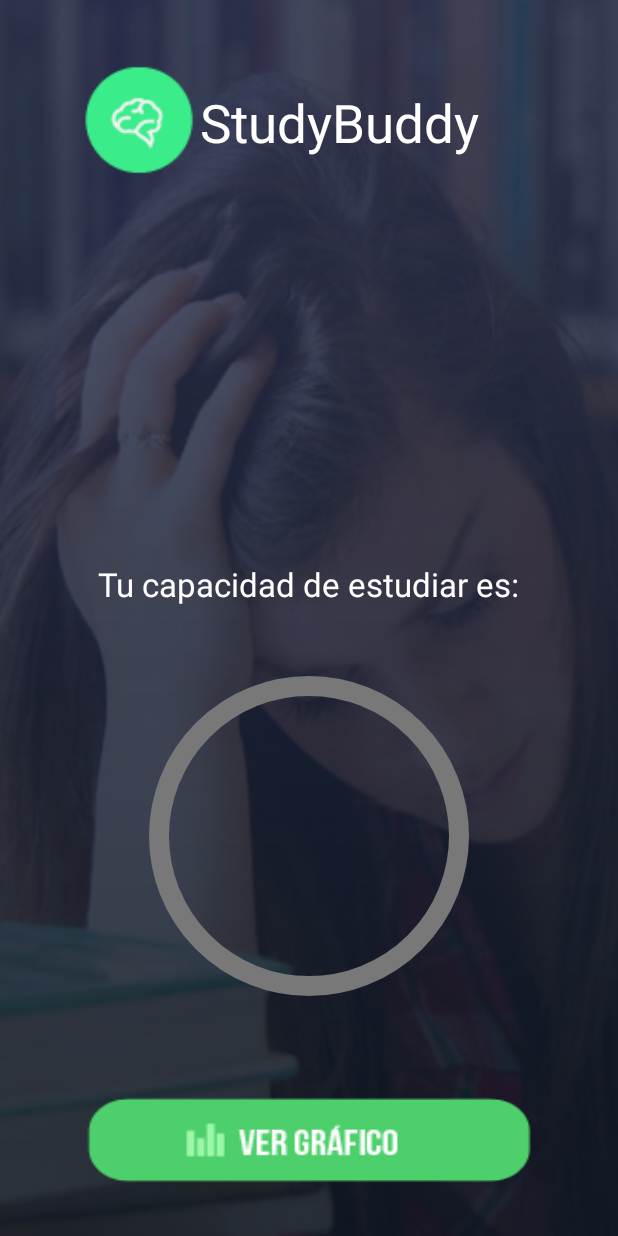
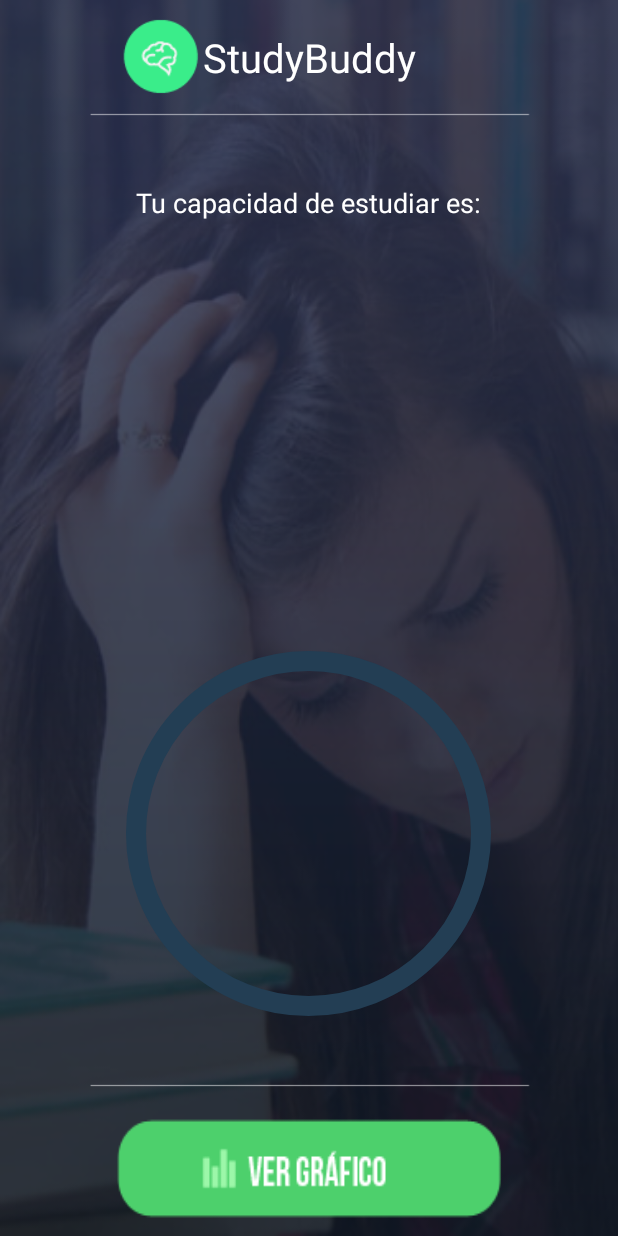
Before and after one commit to jpknap/Android_NeuroMarketing, an Android app: the layout leyendo.xml on its own in the app's theme, with its tools: preview values and no code run, on a phone screen of 412 x 824 dp. Run offline under Robolectric (Android 15) with nearby library versions, the phone set to English and light mode, and no system bars.

Commit message:
Pantalla leyendo listo!

```diff
--- a/app/src/main/res/layout/leyendo.xml
+++ b/app/src/main/res/layout/leyendo.xml
@@ -10,15 +10,15 @@
     tools:context=".HelloEEGActivity">
 
     <Button
-        android:layout_width="300dip"
-        android:layout_height="60dip"
+        android:layout_width="260dip"
+        android:layout_height="70dip"
         android:id="@+id/button"
         android:onClick="llamarGrafico"
-        android:layout_marginBottom="34dp"
         android:background="@drawable/botongraficotexto"
+        android:clickable="true"
+        android:layout_marginBottom="10dip"
         android:layout_alignParentBottom="true"
-        android:layout_centerHorizontal="true"
-        android:clickable="true" />
+        android:layout_centerHorizontal="true" />
 
       <ScrollView
         android:layout_width="wrap_content"
@@ -42,13 +42,14 @@
       </ScrollView>
 
     <ImageView
-        android:layout_width="80dip"
-        android:layout_height="80dip"
-        android:id="@+id/imageView"
+        android:layout_width="55dip"
+        android:layout_height="55dip"
+        android:id="@+id/Logo"
         android:src="@drawable/logo"
-        android:layout_marginTop="40dp"
+        android:layout_marginLeft="80dip"
+        android:layout_marginTop="10dip"
         android:layout_alignParentTop="true"
-        android:layout_toLeftOf="@+id/textView2" />
+        />
 
 
 
@@ -56,33 +57,51 @@
         android:layout_width="wrap_content"
         android:layout_height="wrap_content"
         android:text="StudyBuddy"
-        android:layout_marginTop="18dp"
         android:textColor="#FFFF"
-        android:textSize="16pt"
+        android:textSize="12pt"
         android:id="@+id/textView2"
-        android:layout_alignTop="@+id/imageView"
-        android:layout_alignRight="@+id/circularprogressbar1" />
+        android:layout_marginTop="10dip"
+        android:layout_alignTop="@+id/Logo"
+        android:layout_toRightOf="@+id/Logo" />
 
     <TextView
         android:layout_width="wrap_content"
         android:layout_height="wrap_content"
         android:textColor="#FFFF"
-        android:textSize="10pt"
+        android:textSize="8pt"
         android:text="Tu capacidad de estudiar es:"
-        android:layout_marginBottom="40dp"
         android:id="@+id/textView3"
-        android:layout_above="@+id/circularprogressbar1"
+        android:layout_marginTop="41dp"
+        android:layout_below="@+id/linea1"
         android:layout_centerHorizontal="true" />
 
     <com.test.helloeeg.CircularProgressBar
         android:id="@+id/circularprogressbar1"
         style="@style/Widget.ProgressBar.Holo.CircularProgressBar"
-        android:layout_width="200dip"
-        android:layout_height="200dip"
+        android:layout_width="230dip"
+        android:layout_height="230dip"
         circular:subtitle="subtitle"
-        circular:title="Title"
+        circular:title="%"
+        android:layout_marginBottom="60dip"
         android:layout_above="@+id/button"
+        android:layout_centerHorizontal="true" />
+
+    <ImageView
+        android:layout_width="300dp"
+        android:layout_height="10dp"
+        android:layout_marginTop="15dip"
+        android:id="@+id/linea1"
+        android:layout_below="@+id/textView2"
         android:layout_centerHorizontal="true"
-        android:layout_marginBottom="59dp" />
+        android:background="@drawable/linea" />
+
+    <ImageView
+        android:layout_width="300dp"
+        android:layout_height="10dp"
+        android:layout_marginBottom="15dip"
+        android:id="@+id/linea2"
+        android:background="@drawable/linea"
+        android:layout_above="@+id/button"
+        android:layout_centerHorizontal="true" />
 
 </RelativeLayout>
--- a/app/src/main/res/values/colors.xml
+++ b/app/src/main/res/values/colors.xml
@@ -1,7 +1,7 @@
 <?xml version="1.0" encoding="utf-8"?>
 <resources>
-    <color name="circular_progress_default_progress">#bada55</color>
-    <color name="circular_progress_default_background">#787878</color>
-    <color name="circular_progress_default_title">#bada55</color>
+    <color name="circular_progress_default_progress">#3fea74</color>
+    <color name="circular_progress_default_background">#233e54</color>
+    <color name="circular_progress_default_title">#FFFFFF</color>
     <color name="circular_progress_default_subtitle">#D1D1D1</color>
 </resources>
--- a/app/src/main/res/values/styles.xml
+++ b/app/src/main/res/values/styles.xml
@@ -12,7 +12,7 @@
             <item name="android:indeterminateOnly">false</item>
             <item name="android:adjustViewBounds">true</item>
             <item name="cpb_progressColor">@color/circular_progress_default_progress</item>
-            <item name="cpb_hasShadow">true</item>
+            <item name="cpb_hasShadow">false</item>
             <item name="cpb_strokeWidth">20</item>
             <item name="cpb_titleColor">@color/circular_progress_default_title</item>
             <item name="cpb_subtitleColor">@color/circular_progress_default_subtitle</item>
@@ -20,7 +20,7 @@
 
         <style name="Widget.ProgressBar.Holo.CircularProgressBar" parent="Widget.ProgressBar.CircularProgressBar">
             <item name="cpb_hasShadow">false</item>
-            <item name="cpb_strokeWidth">30</item>
+            <item name="cpb_strokeWidth">40</item>
         </style>
 
 
```
Also changed, not shown: app/src/main/res/drawable-hdpi/linea.png (added), 1 other file.
